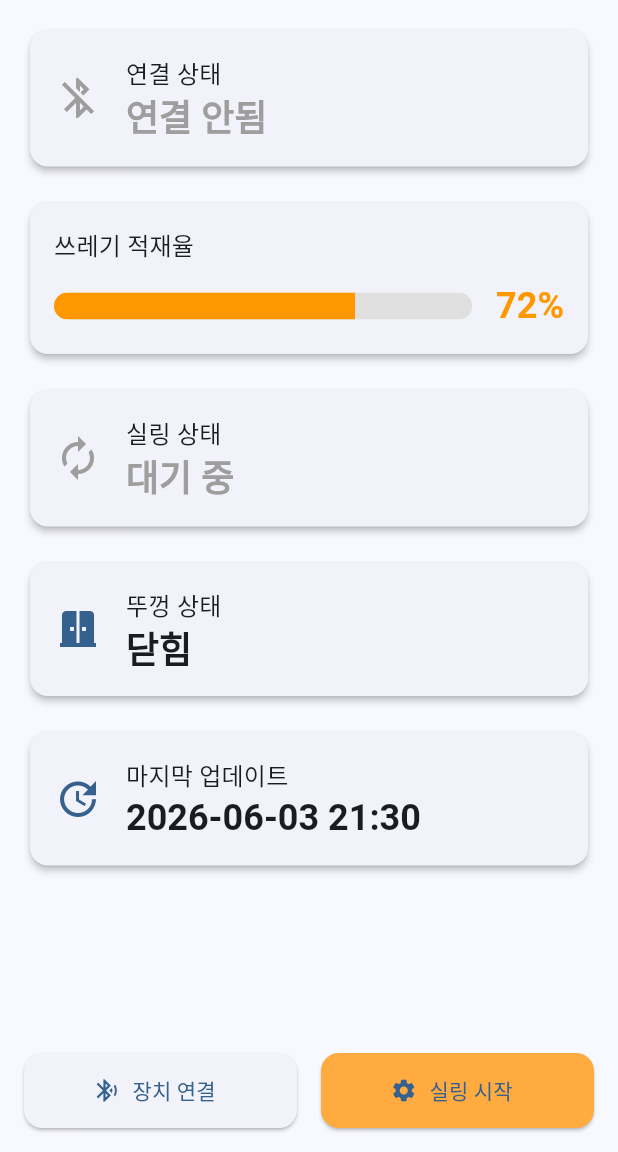
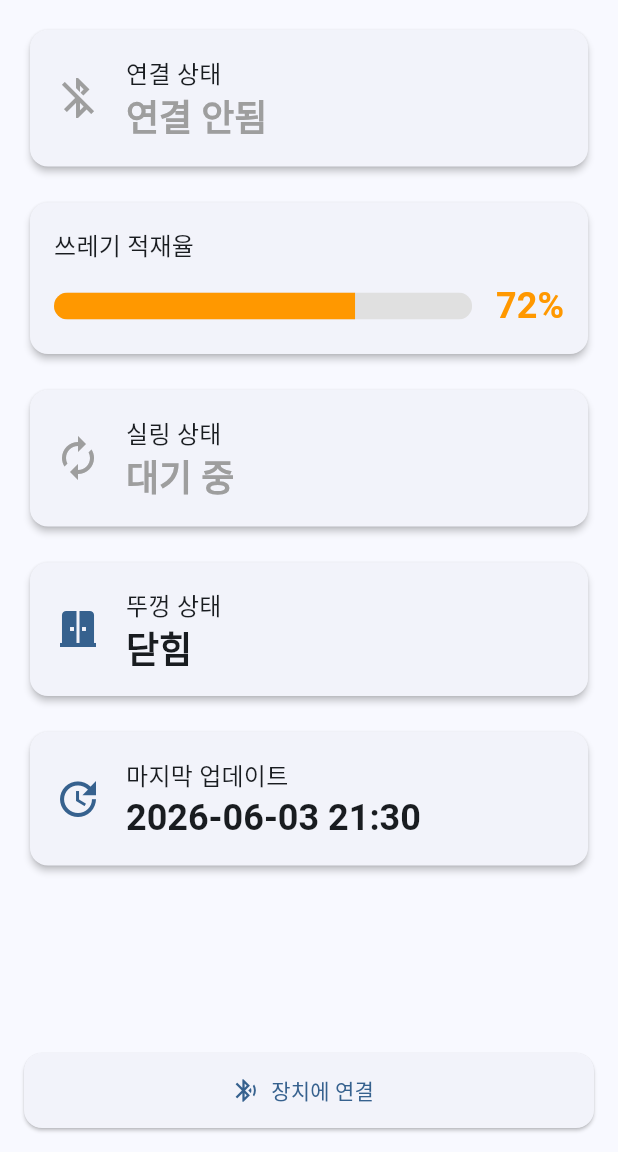
Before and after one commit to HP657/GarbageBox-ESP32-Flutter, a Flutter app: the screen it shows after launch, on a phone screen of 412 x 824 dp, the part 84-1236 px from its top. Run offline on Flutter 3.47's test engine with Material 3 defaults, Android fonts, the phone set to English and light mode, and no system bars; Roboto replaces fonts that are missing (Pretendard).

Commit message:
Develop #3

```diff
--- a/lib/screens/home_screen.dart
+++ b/lib/screens/home_screen.dart
@@ -14,44 +14,9 @@ class _HomeScreenState extends State<HomeScreen> {
   double _garbageLevel = 0.72; // 72%
   bool _isLidOpen = false;
   DateTime _lastUpdated = DateTime(2026, 6, 3, 21, 30);
-  String _sealingStatus = '대기 중'; // 대기 중, 실링 중, 실링 완료
-  bool _isSealing = false;
+  final String _sealingStatus = '대기 중'; // TODO: 이 값은 실제 장치 상태에 따라 업데이트되어야 합니다.
 
   // TODO: 실시간 상태 갱신 (BLE 서비스로부터 데이터를 받아 상태를 업데이트)
-
-  void _handleSealing() async {
-    if (_isSealing) return;
-
-    setState(() {
-      _isSealing = true;
-      _sealingStatus = '실링 중...';
-    });
-
-    // 실링 과정 시뮬레이션 (3초)
-    await Future.delayed(const Duration(seconds: 3));
-
-    setState(() {
-      _sealingStatus = '실링 완료';
-      _garbageLevel = 0.0; // 쓰레기통 비우기
-      _lastUpdated = DateTime.now();
-    });
-
-    if (mounted) {
-      ScaffoldMessenger.of(context).showSnackBar(
-        const SnackBar(
-          content: Text('쓰레기 봉투 실링 및 교체가 완료되었습니다.'),
-          duration: Duration(seconds: 3),
-        ),
-      );
-    }
-
-    // 5초 후 다시 대기 상태로 변경
-    await Future.delayed(const Duration(seconds: 5));
-    setState(() {
-      _sealingStatus = '대기 중';
-      _isSealing = false;
-    });
-  }
 
   @override
   Widget build(BuildContext context) {
@@ -78,7 +43,7 @@ class _HomeScreenState extends State<HomeScreen> {
               icon: Icons.autorenew,
               title: '실링 상태',
               content: _sealingStatus,
-              color: _isSealing ? Theme.of(context).colorScheme.primary : Colors.grey,
+              color: Colors.grey,
             ),
             const SizedBox(height: 16),
             _buildStatusCard(
@@ -94,10 +59,7 @@ class _HomeScreenState extends State<HomeScreen> {
             ),
             const Spacer(),
             // TODO: BLE 스캔 및 연결 버튼 구현
-            Row(
-              children: [
-                Expanded(
-                  child: SizedBox(
+            SizedBox(
               height: 50,
               child: ElevatedButton.icon(
                 icon: const Icon(Icons.bluetooth_searching),
@@ -105,33 +67,13 @@ class _HomeScreenState extends State<HomeScreen> {
                   // TODO: BLE 스캔 기능
                   // TODO: BLE 자동 연결
                 },
-                      label: const Text('장치 연결'),
+                label: const Text('장치에 연결'),
                 style: ElevatedButton.styleFrom(
                   shape: RoundedRectangleBorder(
                     borderRadius: BorderRadius.circular(12),
                   ),
                 ),
               ),
-                  ),
-                ),
-                const SizedBox(width: 16),
-                Expanded(
-                  child: SizedBox(
-                    height: 50,
-                    child: ElevatedButton.icon(
-                      icon: const Icon(Icons.settings),
-                      onPressed: _isSealing ? null : _handleSealing,
-                      label: const Text('실링 시작'),
-                      style: ElevatedButton.styleFrom(
-                        backgroundColor: Colors.orangeAccent,
-                        shape: RoundedRectangleBorder(
-                          borderRadius: BorderRadius.circular(12),
-                        ),
-                      ),
-                    ),
-                  ),
-                ),
-              ],
             ),
           ],
         ),
```
Lines whose indentation alone changed are shown as unchanged.
